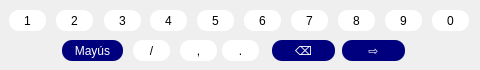
Before: the Qt Designer form src/views/NumericKeyboard.ui in Giocerz/water_quality_rpi, drawn with Qt 5.
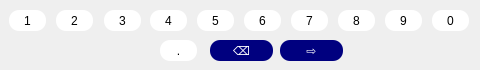
After: the same form once the commit is applied.

What changed in the file:
```diff
--- a/src/views/NumericKeyboard.ui
+++ b/src/views/NumericKeyboard.ui
@@ -35,25 +35,6 @@
     <string>0</string>
    </property>
   </widget>
-  <widget class="QPushButton" name="btn13">
-   <property name="geometry">
-    <rect>
-     <x>180</x>
-     <y>40</y>
-     <width>37</width>
-     <height>21</height>
-    </rect>
-   </property>
-   <property name="styleSheet">
-    <string notr="true">border-radius: 10px;
-background-color: rgb(255, 255, 255);
-font: 11pt &quot;Poppins&quot;;
-</string>
-   </property>
-   <property name="text">
-    <string>,</string>
-   </property>
-  </widget>
   <widget class="QPushButton" name="btn3">
    <property name="geometry">
     <rect>
@@ -92,10 +73,10 @@
     <string>6</string>
    </property>
   </widget>
-  <widget class="QPushButton" name="btn15">
+  <widget class="QPushButton" name="btn12">
    <property name="geometry">
     <rect>
-     <x>272</x>
+     <x>210</x>
      <y>40</y>
      <width>63</width>
      <height>21</height>
@@ -169,10 +150,10 @@
     <string>9</string>
    </property>
   </widget>
-  <widget class="QPushButton" name="btn16">
+  <widget class="QPushButton" name="btn13">
    <property name="geometry">
     <rect>
-     <x>342</x>
+     <x>280</x>
      <y>40</y>
      <width>63</width>
      <height>21</height>
@@ -210,45 +191,7 @@
   <widget class="QPushButton" name="btn11">
    <property name="geometry">
     <rect>
-     <x>62</x>
-     <y>40</y>
-     <width>61</width>
-     <height>21</height>
-    </rect>
-   </property>
-   <property name="styleSheet">
-    <string notr="true">border-radius: 10px;
-background-color: #00007f;
-font: 11pt &quot;Poppins&quot;;
-color: rgb(255, 255, 255);</string>
-   </property>
-   <property name="text">
-    <string>Mayús</string>
-   </property>
-  </widget>
-  <widget class="QPushButton" name="btn12">
-   <property name="geometry">
-    <rect>
-     <x>133</x>
-     <y>40</y>
-     <width>37</width>
-     <height>21</height>
-    </rect>
-   </property>
-   <property name="styleSheet">
-    <string notr="true">border-radius: 10px;
-background-color: rgb(255, 255, 255);
-font: 11pt &quot;Poppins&quot;;
-</string>
-   </property>
-   <property name="text">
-    <string>/</string>
-   </property>
-  </widget>
-  <widget class="QPushButton" name="btn14">
-   <property name="geometry">
-    <rect>
-     <x>222</x>
+     <x>160</x>
      <y>40</y>
      <width>37</width>
      <height>21</height>
```
